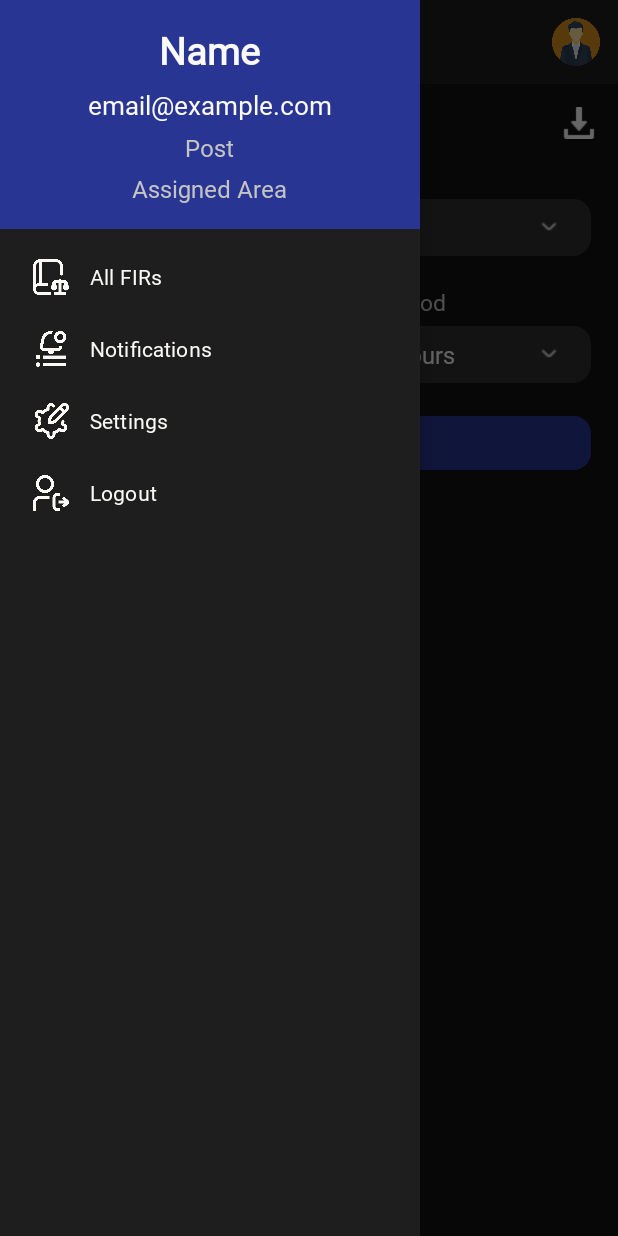
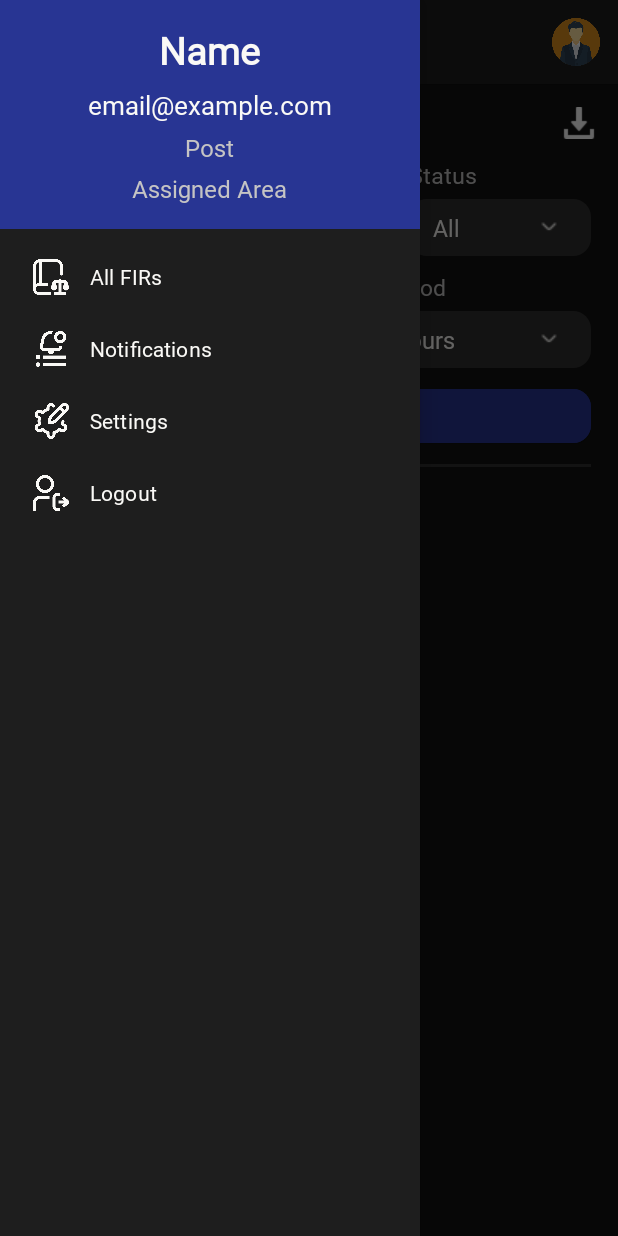
Before and after one commit to yashendra767/Trinetra-AI, an Android app: the fragment AllFIRsFragment placed in its activity, with the side drawer open, on a phone screen of 412 x 824 dp. Run offline under Robolectric (Android 15) with nearby library versions, the phone set to English and light mode, and no system bars; our stand-ins replace Firebase (no records; nobody signed in at launch, a user with empty details on screens opened directly); plain views replace SmoothBottomBar; Roboto replaces fonts that are not available here; 2 statements that could not run were skipped.

Commit message:
HeatmapDashboard Active FIRs , Hotspot backend

```diff
--- a/app/src/main/java/com/example/trinetraai/bottom_fragments/HeatmapDashboard.kt
+++ b/app/src/main/java/com/example/trinetraai/bottom_fragments/HeatmapDashboard.kt
@@ -30,8 +30,6 @@ import com.google.firebase.FirebaseApp
 import com.google.firebase.firestore.FirebaseFirestore
 import com.google.gson.Gson
 import com.google.common.reflect.TypeToken
-import java.time.LocalDateTime
-import java.time.format.DateTimeFormatter
 
 class HeatmapDashboard : Fragment(), OnMapReadyCallback {
 
@@ -47,6 +45,9 @@ class HeatmapDashboard : Fragment(), OnMapReadyCallback {
     private lateinit var timePeriodSpinner: Spinner
     private lateinit var applyFilterButton: MaterialButton
 
+    private lateinit var activeFIR : TextView
+    private lateinit var hotspots : TextView
+
     override fun onCreate(savedInstanceState: Bundle?) {
         super.onCreate(savedInstanceState)
         FirebaseApp.initializeApp(requireContext())
@@ -59,6 +60,19 @@ class HeatmapDashboard : Fragment(), OnMapReadyCallback {
         savedInstanceState: Bundle?,
     ): View? {
         val view = inflater.inflate(R.layout.fragment_heatmap_dashboard, container, false)
+
+        activeFIR = view.findViewById(R.id.tVActiveFir)
+        getFIRCount(activeFIR)
+
+        hotspots = view.findViewById(R.id.tVHotspots)
+        getHotspotCount(hotspots)
+
+
+
+
+
+
+
 
         db = FirebaseFirestore.getInstance()
         uploadFIRDataOnce()
@@ -95,6 +109,54 @@ class HeatmapDashboard : Fragment(), OnMapReadyCallback {
 
         return view
     }
+
+    private fun getHotspotCount(view: TextView) {
+        val db = FirebaseFirestore.getInstance()
+
+        db.collection("FIR_Records")
+            .get()
+            .addOnSuccessListener { documents ->
+                val zoneCountMap = mutableMapOf<String, Int>()
+
+                for (doc in documents) {
+                    val zone = doc.getString("zone")?.trim() ?: continue
+                    zoneCountMap[zone] = zoneCountMap.getOrDefault(zone, 0) + 1
+                }
+
+
+                val hotspotZones = zoneCountMap.filter { it.value > 10 }.keys.toList()
+                view.text = hotspotZones.size.toString()
+
+            }
+            .addOnFailureListener {
+                view.text = "Failed to fetch FIRs"
+            }
+    }
+
+
+
+    private fun getFIRCount(activeFIR: TextView) {
+        val db = FirebaseFirestore.getInstance()
+        db.collection("FIR_Records")
+            .get()
+            .addOnSuccessListener { documents ->
+                var openFIRCount = 0
+
+                for (doc in documents) {
+                    val status = doc.getString("status")
+                    if (status.equals("Open", ignoreCase = true) || status.equals("Under Investigation", ignoreCase = true)) {
+                        openFIRCount++
+                    }
+                }
+                activeFIR.text = openFIRCount.toString()
+            }
+            .addOnFailureListener { exception ->
+                exception.printStackTrace()
+                Toast.makeText(requireContext(), "Error fetching FIRs", Toast.LENGTH_SHORT).show()
+            }
+
+    }
+
 
     // === FIR UPLOADER ===
     @RequiresApi(Build.VERSION_CODES.O)
--- a/app/src/main/java/com/example/trinetraai/drawer_fragments/AllFIRsFragment.kt
+++ b/app/src/main/java/com/example/trinetraai/drawer_fragments/AllFIRsFragment.kt
@@ -7,6 +7,7 @@ import android.view.View
 import android.view.ViewGroup
 import android.widget.ArrayAdapter
 import android.widget.Spinner
+import android.widget.TextView
 import android.widget.Toast
 import androidx.recyclerview.widget.LinearLayoutManager
 import androidx.recyclerview.widget.RecyclerView
@@ -25,6 +26,7 @@ import java.util.Calendar
 import java.util.Locale
 import com.google.firebase.Timestamp
 import com.google.firebase.firestore.Query
+import org.w3c.dom.Text
 
 
 class AllFIRsFragment : Fragment() {
@@ -37,6 +39,10 @@ class AllFIRsFragment : Fragment() {
     private lateinit var crimeTypeSpinner: Spinner
     private lateinit var dateRangeSpinner: Spinner
     private lateinit var timePeriodSpinner: Spinner
+    private lateinit var statusSpinner: Spinner
+
+    private lateinit var matchedFIRs : TextView
+    private lateinit var noFIRsTextView: TextView
 
 
     private lateinit var btnApplyFilter: MaterialButton
@@ -70,17 +76,26 @@ class AllFIRsFragment : Fragment() {
         crimeTypeSpinner = view.findViewById(R.id.crimeTypeSpinner)
         dateRangeSpinner = view.findViewById(R.id.dateRangeSpinner)
         timePeriodSpinner = view.findViewById(R.id.timePeriodSpinner)
+        statusSpinner = view.findViewById(R.id.statusSpinner)
+        matchedFIRs = view.findViewById(R.id.countMatchedTV)
+        noFIRsTextView = view.findViewById(R.id.noFIRsTV)
+        matchedFIRs.visibility = View.GONE
+        noFIRsTextView.visibility = View.GONE
+
         btnApplyFilter = view.findViewById(R.id.btnApplyFilter)
 
         setupCrimeTypeSpinner(crimeTypeSpinner)
         setupdateRangeSpinner(dateRangeSpinner)
         setupTimePeriodSpinner(timePeriodSpinner)
+        setupStatusSpinner(statusSpinner)
 
         btnApplyFilter.setOnClickListener {
             fetchAndFilterFIRs()
         }
 
     }
+
+
 
     private fun fetchAndFilterFIRs() {
         val db = FirebaseFirestore.getInstance()
@@ -135,6 +150,7 @@ class AllFIRsFragment : Fragment() {
         val selectedCategory = crimeTypeSpinner.selectedItem.toString()
         val selectedDateRange = dateRangeSpinner.selectedItem.toString()
         val selectedTimePeriod = timePeriodSpinner.selectedItem.toString()
+        val selectedStatus = statusSpinner.selectedItem.toString()
 
         val now = System.currentTimeMillis()
         filteredFIRs.clear()
@@ -144,6 +160,8 @@ class AllFIRsFragment : Fragment() {
 
             val matchCategory = selectedCategory == "All" ||
                     CrimeTypesData.crimeTypeMap[selectedCategory]?.contains(fir.crime_type) == true
+
+            val matchStatus = selectedStatus == "All" || selectedStatus == fir.status
 
             val matchDate = when (selectedDateRange) {
                 "Last 7 Days" -> now - firTimestamp <= 7L * 24 * 60 * 60 * 1000
@@ -165,12 +183,25 @@ class AllFIRsFragment : Fragment() {
                 else -> true
             }
 
-            if (matchCategory && matchDate && matchTime) {
+
+            if (matchCategory && matchDate && matchTime && matchStatus) {
                 filteredFIRs.add(fir)
             }
         }
 
         adapter.notifyDataSetChanged()
+        if (filteredFIRs.isEmpty()) {
+            noFIRsTextView.visibility = View.VISIBLE
+            matchedFIRs.text = "Matched FIRs: 0"
+        } else {
+            noFIRsTextView.visibility = View.GONE
+            matchedFIRs.text = "Matched FIRs: ${filteredFIRs.size}"
+        }
+        matchedFIRs.alpha = 0f
+        matchedFIRs.visibility = View.VISIBLE
+        matchedFIRs.animate().alpha(1f).setDuration(400).start()
+        noFIRsTextView.animate().alpha(1f).setDuration(400).start()
+
     }
 
     private fun extractTimestamp(fir: FIR): Long? {
@@ -230,4 +261,10 @@ class AllFIRsFragment : Fragment() {
         adapter.setDropDownViewResource(R.layout.spinner_item_white)
         crimeTypeSpinner.adapter = adapter
     }
+    private fun setupStatusSpinner(spinner: Spinner) {
+        val adapter = ArrayAdapter(requireContext(),android.R.layout.simple_spinner_item, arrayOf("All","Open", "Closed", "Pending", "Under Investigation"))
+        adapter.setDropDownViewResource(R.layout.spinner_item_white)
+        spinner.adapter = adapter
+
+    }
 }
--- a/app/src/main/res/layout/fragment_all_f_i_rs.xml
+++ b/app/src/main/res/layout/fragment_all_f_i_rs.xml
@@ -27,8 +27,8 @@
             android:text="FIR Filters"
             android:drawableStart="@drawable/outline_filter_alt_24"
             android:drawablePadding="10dp"
-            android:drawableTint="@color/white"
-            android:textColor="@color/textPrimary"
+            android:drawableTint="@color/accentSaffron"
+            android:textColor="@color/accentSaffron"
             android:layout_weight="1"
             android:textSize="20sp"/>
             <ImageView
@@ -49,6 +49,17 @@
                 android:padding="6dp"
                 >
 
+                <LinearLayout
+                    android:layout_width="match_parent"
+                    android:layout_height="wrap_content"
+                    android:orientation="horizontal">
+
+                    <LinearLayout
+                        android:layout_width="0dp"
+                        android:layout_height="wrap_content"
+                        android:orientation="vertical"
+                        android:layout_weight="1"
+                        android:layout_marginRight="12dp">
                         <TextView
                             android:layout_width="wrap_content"
                             android:layout_height="wrap_content"
@@ -66,11 +77,38 @@
                             android:padding="8dp">
                         </Spinner>
 
+                    </LinearLayout>
+
+                    <LinearLayout
+                        android:layout_width="0dp"
+                        android:layout_height="wrap_content"
+                        android:orientation="vertical"
+                        android:layout_weight="0.5">
+                        <TextView
+                            android:layout_width="wrap_content"
+                            android:layout_height="wrap_content"
+                            android:text="Status"
+                            android:textSize="15sp"
+                            android:textColor="@color/textSecondary">
+                        </TextView>
+
+                        <Spinner
+                            android:id="@+id/statusSpinner"
+                            android:layout_width="match_parent"
+                            android:layout_height="wrap_content"
+                            android:layout_marginTop="5dp"
+                            android:background="@drawable/spinner_bg_dashboard"
+                            android:padding="8dp">
+                        </Spinner>
+
+                    </LinearLayout>
+                </LinearLayout>
+
                 <LinearLayout
                     android:layout_width="match_parent"
                     android:layout_height="wrap_content"
                     android:orientation="horizontal"
-                    android:layout_marginTop="10dp">
+                    >
                     <LinearLayout
                         android:layout_width="match_parent"
                         android:layout_height="wrap_content"
@@ -128,13 +166,33 @@
                     android:id="@+id/btnApplyFilter"
                     android:layout_width="match_parent"
                     android:layout_height="wrap_content"
-                    android:layout_marginTop="16dp"
+                    android:layout_marginTop="8dp"
                     android:text="Apply Filter"
                     android:textColor="@color/textPrimary"
                     android:textStyle="bold"
                     app:cornerRadius="12dp"
                     android:backgroundTint="@color/primary">
                 </com.google.android.material.button.MaterialButton>
+
+                <View
+                    android:layout_width="match_parent"
+                    android:layout_height="2dp"
+                    android:background="@color/surfaceLight"
+                    android:layout_marginTop="8dp"
+                   />
+
+                <TextView
+                    android:id="@+id/countMatchedTV"
+                    android:layout_width="wrap_content"
+                    android:layout_height="wrap_content"
+                    android:text="Matched Cases : 0"
+                    android:textSize="16sp"
+                    android:layout_marginTop="6dp"
+                    android:textColor="@color/textSecondary"/>
+
+                <FrameLayout
+                    android:layout_width="match_parent"
+                    android:layout_height="match_parent">
 
                     <LinearLayout
                         android:layout_width="match_parent"
@@ -143,9 +201,21 @@
                         <androidx.recyclerview.widget.RecyclerView
                             android:id="@+id/displayFIRs"
                             android:layout_width="match_parent"
-                        android:layout_height="match_parent"
-                        android:padding="8dp"/>
+                            android:layout_height="match_parent" />
                     </LinearLayout>
+
+                    <TextView
+                        android:id="@+id/noFIRsTV"
+                        android:layout_width="wrap_content"
+                        android:layout_height="wrap_content"
+                        android:textColor="@color/textPrimary"
+                        android:text="No Cases Found !"
+                        android:textSize="20sp"
+                        android:gravity="center"
+                        android:layout_gravity="center"/>
+
+
+                </FrameLayout>
             </LinearLayout>
     </LinearLayout>
 
```
Lines whose indentation alone changed are shown as unchanged.
